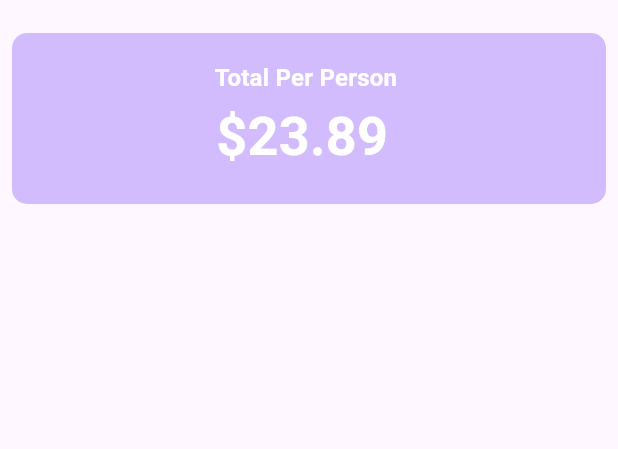
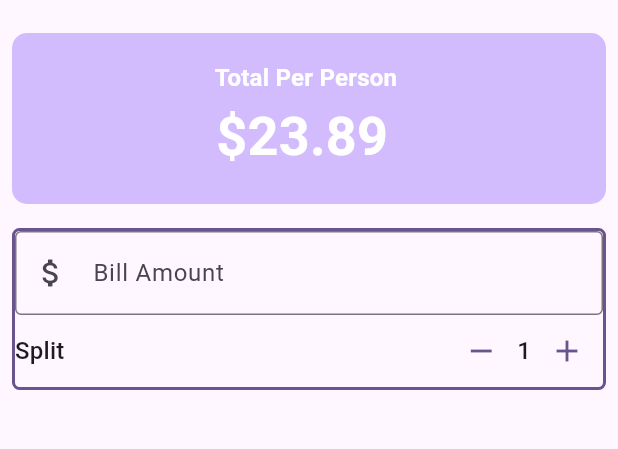
Before and after one commit to malavikaanup/utip, a Flutter app: the screen it shows after launch, on a phone screen of 412 x 824 dp, the part 63-512 px from its top. Run offline on Flutter 3.47's test engine with Material 3 defaults, Android fonts, the phone set to English and light mode, and no system bars.

Commit message:
UI in progress, Refactor Person Counter Widget

```diff
--- a/lib/main.dart
+++ b/lib/main.dart
@@ -1,4 +1,5 @@
 import 'package:flutter/material.dart';
+import 'package:utip/widgets/person_counter.dart';
 
 void main() {
   runApp(const MyApp());
@@ -29,6 +30,20 @@ class UTip extends StatefulWidget {
 }
 
 class _UTipState extends State<UTip> {
+  int _personCount = 1;
+
+  void increment() {
+    setState(() {
+      _personCount++;
+    });
+  }
+
+  void decrement() {
+    setState(() {
+      _personCount--;
+    });
+  }
+
   @override
   Widget build(BuildContext context) {
     var theme = Theme.of(context);
@@ -66,6 +81,37 @@ class _UTipState extends State<UTip> {
               ),
             ),
           ),
+          Padding(
+            padding: const EdgeInsets.all(8.0),
+            child: Container(
+              decoration: BoxDecoration(
+                  borderRadius: BorderRadius.circular(5.0),
+                  border:
+                      Border.all(color: theme.colorScheme.primary, width: 2)),
+              child: Column(
+                children: [
+                  TextField(
+                    decoration: const InputDecoration(
+                      border: OutlineInputBorder(),
+                      labelText: 'Bill Amount',
+                      prefixIcon: Icon(Icons.attach_money),
+                    ),
+                    keyboardType: TextInputType.number,
+                    onChanged: (value) {
+                      print("Value: $value");
+                    },
+                  ),
+                  //Split Bill area
+                  PersonCounter(
+                    theme: theme,
+                    personCount: _personCount,
+                    onDecrement: decrement,
+                    onIncrement: increment,
+                  )
+                ],
+              ),
+            ),
+          )
         ],
       ),
     );
--- /dev/null
+++ b/lib/widgets/person_counter.dart
@@ -0,0 +1,42 @@
+import 'package:flutter/material.dart';
+
+class PersonCounter extends StatelessWidget {
+  const PersonCounter({
+    super.key,
+    required this.theme,
+    required int personCount,
+    required this.onDecrement,
+    required this.onIncrement,
+  }) : _personCount = personCount;
+
+  final ThemeData theme;
+  final int _personCount;
+  final VoidCallback onDecrement;
+  final VoidCallback onIncrement;
+
+  @override
+  Widget build(BuildContext context) {
+    return Row(
+      mainAxisAlignment: MainAxisAlignment.spaceBetween,
+      children: [
+        Text('Split', style: theme.textTheme.titleMedium),
+        Row(
+          children: [
+            IconButton(
+                color: theme.colorScheme.primary,
+                onPressed: onDecrement,
+                icon: const Icon(Icons.remove)),
+            Text(
+              '$_personCount',
+              style: theme.textTheme.titleMedium,
+            ),
+            IconButton(
+                color: theme.colorScheme.primary,
+                onPressed: onIncrement,
+                icon: const Icon(Icons.add))
+          ],
+        )
+      ],
+    );
+  }
+}
```
